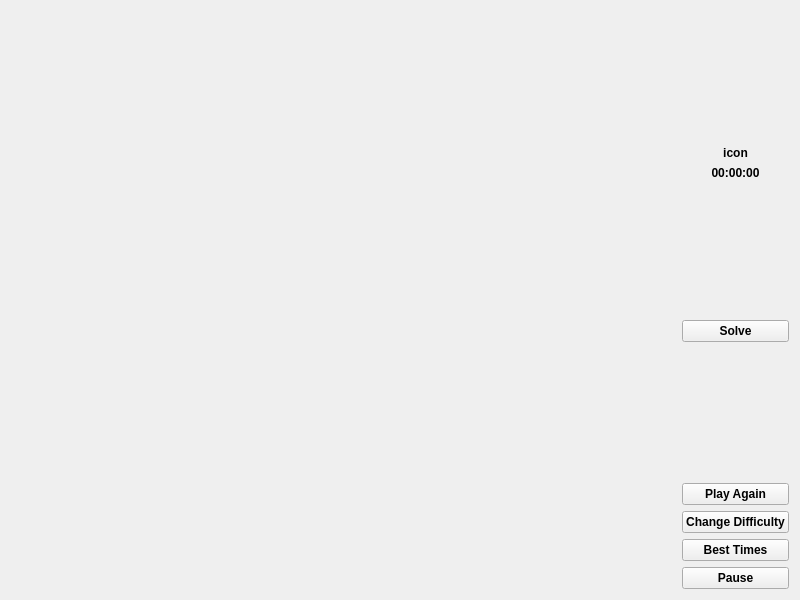
The window that forms/game.ui (LesterEvSe/Game15) describes before a commit, drawn with Qt 5.
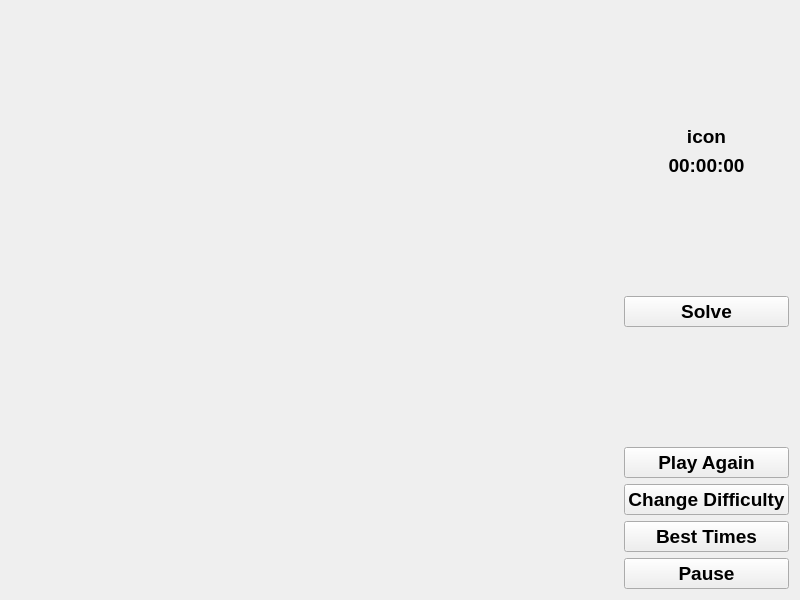
The same window after the commit.

Patch:
```diff
--- a/forms/game.ui
+++ b/forms/game.ui
@@ -10,6 +10,11 @@
     <height>600</height>
    </rect>
   </property>
+  <property name="font">
+   <font>
+    <bold>true</bold>
+   </font>
+  </property>
   <property name="windowTitle">
    <string>Form</string>
   </property>
@@ -72,6 +77,7 @@
         <widget class="QLabel" name="iconLabel">
          <property name="font">
           <font>
+           <pointsize>14</pointsize>
            <bold>true</bold>
           </font>
          </property>
@@ -87,6 +93,7 @@
         <widget class="QLabel" name="timeLabel">
          <property name="font">
           <font>
+           <pointsize>14</pointsize>
            <bold>true</bold>
           </font>
          </property>
@@ -115,6 +122,7 @@
         <widget class="QPushButton" name="solveButton">
          <property name="font">
           <font>
+           <pointsize>14</pointsize>
            <bold>true</bold>
           </font>
          </property>
@@ -143,6 +151,7 @@
         <widget class="QPushButton" name="playAgainButton">
          <property name="font">
           <font>
+           <pointsize>14</pointsize>
            <bold>true</bold>
           </font>
          </property>
@@ -158,6 +167,7 @@
         <widget class="QPushButton" name="changeDifficultyButton">
          <property name="font">
           <font>
+           <pointsize>14</pointsize>
            <bold>true</bold>
           </font>
          </property>
@@ -173,6 +183,7 @@
         <widget class="QPushButton" name="bestTimesButton">
          <property name="font">
           <font>
+           <pointsize>14</pointsize>
            <bold>true</bold>
           </font>
          </property>
@@ -188,6 +199,7 @@
         <widget class="QPushButton" name="pauseButton">
          <property name="font">
           <font>
+           <pointsize>14</pointsize>
            <bold>true</bold>
           </font>
          </property>
```
